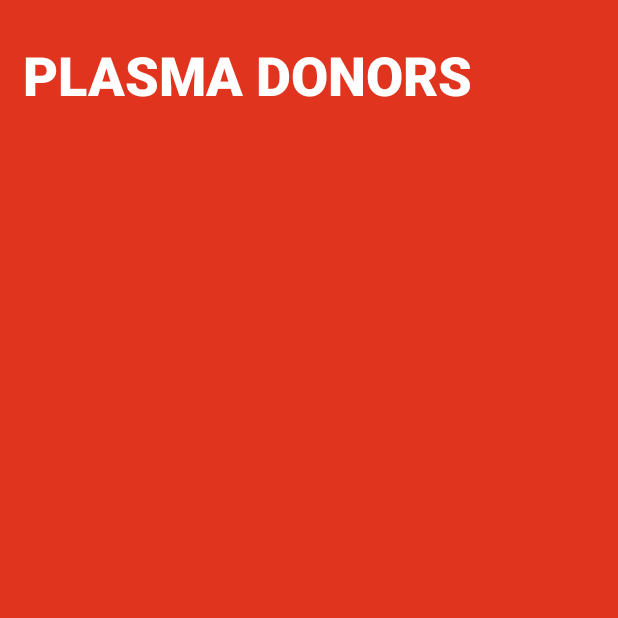
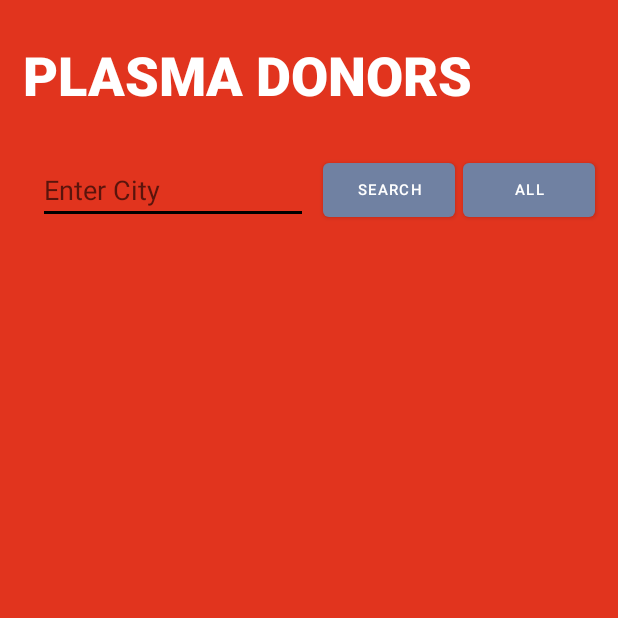
Before and after one commit to khushishetty/BloodPlasmaBankApp, an Android app: the DisplayPlasmaDonorActivity screen opened directly, with no data from a screen before it, on a phone screen of 412 x 824 dp, the top half of it. Run offline under Robolectric (Android 15) with nearby library versions, the phone set to English and light mode, and no system bars.

```diff
--- a/app/src/main/AndroidManifest.xml
+++ b/app/src/main/AndroidManifest.xml
@@ -4,9 +4,9 @@
 
     <application
         android:allowBackup="true"
-        android:icon="@mipmap/ic_launcher_logo"
+        android:icon="@mipmap/appicon"
         android:label="@string/app_name"
-        android:roundIcon="@mipmap/ic_launcher_round"
+        android:roundIcon="@mipmap/appicon"
         android:supportsRtl="true"
         android:theme="@style/Theme.BloodPlasmaBankApp">
         <activity android:name=".SplashScreenActivity">
--- a/app/src/main/java/com/example/bloodplasmabankapp/DisplayPlasmaDonorActivity.java
+++ b/app/src/main/java/com/example/bloodplasmabankapp/DisplayPlasmaDonorActivity.java
@@ -5,6 +5,10 @@ import androidx.recyclerview.widget.LinearLayoutManager;
 import androidx.recyclerview.widget.RecyclerView;
 
 import android.os.Bundle;
+import android.view.View;
+import android.widget.Button;
+import android.widget.EditText;
+import android.widget.SearchView;
 
 import com.example.bloodplasmabankapp.Adapters.PlasmaDonorAdapter;
 import com.example.bloodplasmabankapp.DB.DB_Plasma_Helper;
@@ -16,11 +20,18 @@ public class DisplayPlasmaDonorActivity extends AppCompatActivity {
 
 
     RecyclerView recyclerView;
+    EditText searchCity;
+    Button searchCityBtn,undoSearchBtn;
+
+
     @Override
     protected void onCreate(Bundle savedInstanceState) {
         super.onCreate(savedInstanceState);
         setContentView(R.layout.activity_display_plasma_donor);
         recyclerView = (RecyclerView)findViewById(R.id.recyclerview_id_2);
+        searchCity = (EditText) findViewById(R.id.filterByCityPlasma);
+        searchCityBtn = (Button)findViewById(R.id.filterByCityPlasmaBtn);
+        undoSearchBtn = (Button)findViewById(R.id.defilterCityBtn);
 
         //ArrayList<PlasmaDonorModel> list = new ArrayList<>();
         //list.add(new PlasmaDonorModel("Khushi","Ove","Bangalore"));
@@ -48,6 +59,33 @@ public class DisplayPlasmaDonorActivity extends AppCompatActivity {
 
         LinearLayoutManager linearLayoutManager = new LinearLayoutManager(this);
         recyclerView.setLayoutManager(linearLayoutManager);
+
+        searchCityBtn.setOnClickListener(new View.OnClickListener() {
+            @Override
+            public void onClick(View v) {
+                String city = searchCity.getText().toString().toLowerCase();
+                ArrayList<PlasmaDonorModel> list = helper.getPlasmaDonorByCity(city);
+
+                PlasmaDonorAdapter adapter = new PlasmaDonorAdapter(list,DisplayPlasmaDonorActivity.this);
+                recyclerView.setAdapter(adapter);
+
+                LinearLayoutManager linearLayoutManager = new LinearLayoutManager(DisplayPlasmaDonorActivity.this);
+                recyclerView.setLayoutManager(linearLayoutManager);
+            }
+        });
+        undoSearchBtn.setOnClickListener(new View.OnClickListener() {
+            @Override
+            public void onClick(View v) {
+                ArrayList<PlasmaDonorModel> list = helper.getPlasmaDonors();
+
+                PlasmaDonorAdapter adapter = new PlasmaDonorAdapter(list,DisplayPlasmaDonorActivity.this);
+                recyclerView.setAdapter(adapter);
+
+                LinearLayoutManager linearLayoutManager = new LinearLayoutManager(DisplayPlasmaDonorActivity.this);
+                recyclerView.setLayoutManager(linearLayoutManager);
+            }
+        });
+
     }
 
 }
--- a/app/src/main/res/layout/activity_display_plasma_donor.xml
+++ b/app/src/main/res/layout/activity_display_plasma_donor.xml
@@ -22,6 +22,40 @@
         android:textSize="36sp"
         android:textStyle="bold" />
 
+    <LinearLayout
+        android:layout_width="match_parent"
+        android:layout_height="wrap_content"
+        android:gravity="center"
+        android:orientation="horizontal"
+        android:padding="10dp">
+
+        <EditText
+            android:id="@+id/filterByCityPlasma"
+            android:layout_width="180dp"
+            android:layout_height="wrap_content"
+            android:layout_margin="10dp"
+            android:backgroundTint="#000000"
+            android:ems="10"
+            android:hint="Enter City"
+            android:inputType="textPersonName" />
+
+        <Button
+            android:id="@+id/filterByCityPlasmaBtn"
+            android:layout_width="wrap_content"
+            android:layout_height="wrap_content"
+            android:text="Search"
+            android:textSize="10sp" />
+
+        <Button
+            android:id="@+id/defilterCityBtn"
+            android:layout_width="wrap_content"
+            android:layout_height="wrap_content"
+            android:layout_marginLeft="5dp"
+            android:text="All"
+            android:textSize="10sp" />
+
+    </LinearLayout>
+
     <androidx.recyclerview.widget.RecyclerView
         android:id="@+id/recyclerview_id_2"
         android:layout_width="match_parent"
```
Also changed, not shown: app/src/main/java/com/example/bloodplasmabankapp/DB/DB_Plasma_Helper.java (+24 -0 lines), app/src/main/res/mipmap-mdpi/appicon.png (added).
